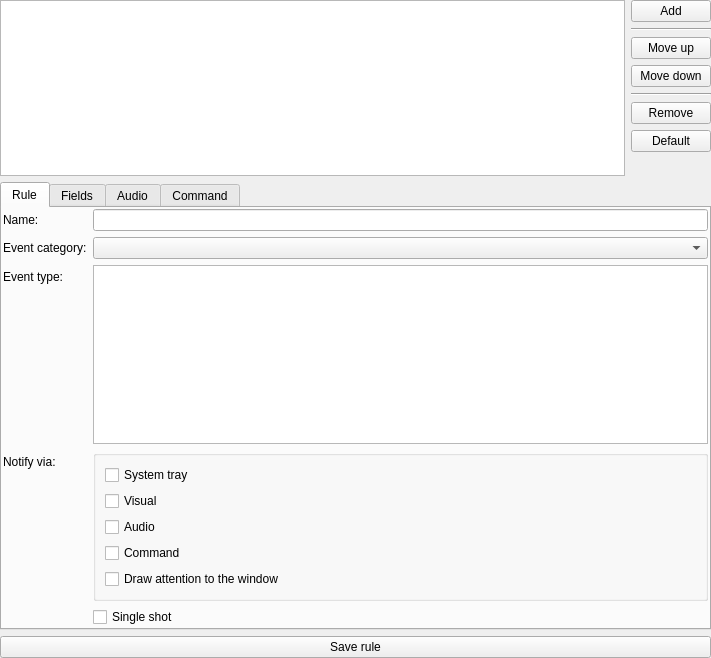
Above: src/plugins/advancednotifications/notificationruleswidget.ui from 0xd34df00d/leechcraft before the change. Below: the same form after it.
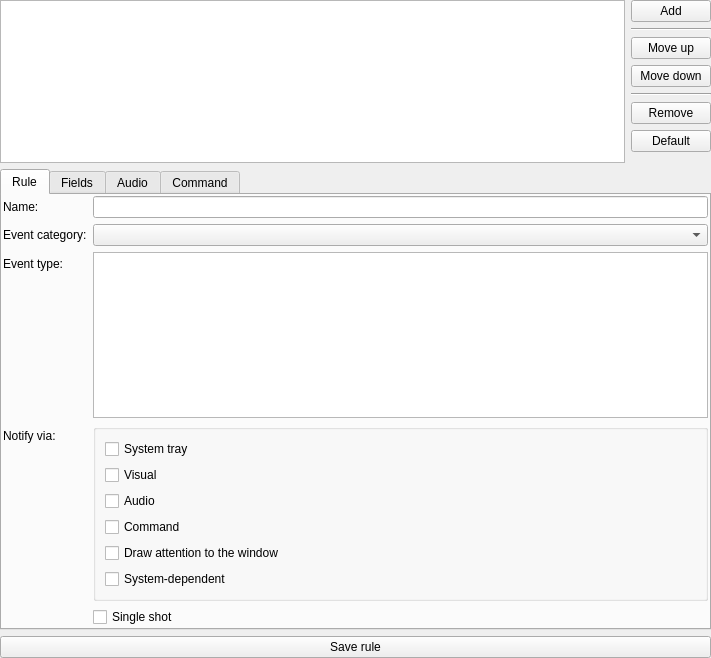
That is the form after the change.

Commit message: [AN] Added NMSystemDependent notification method.

The edit to the form file:
```diff
--- a/src/plugins/advancednotifications/notificationruleswidget.ui
+++ b/src/plugins/advancednotifications/notificationruleswidget.ui
@@ -209,6 +209,13 @@
                 </property>
                </widget>
               </item>
+              <item>
+               <widget class="QCheckBox" name="NotifySystemDependent_">
+                <property name="text">
+                 <string>System-dependent</string>
+                </property>
+               </widget>
+              </item>
              </layout>
             </widget>
            </item>
```
The commit also changes 4 other files.
